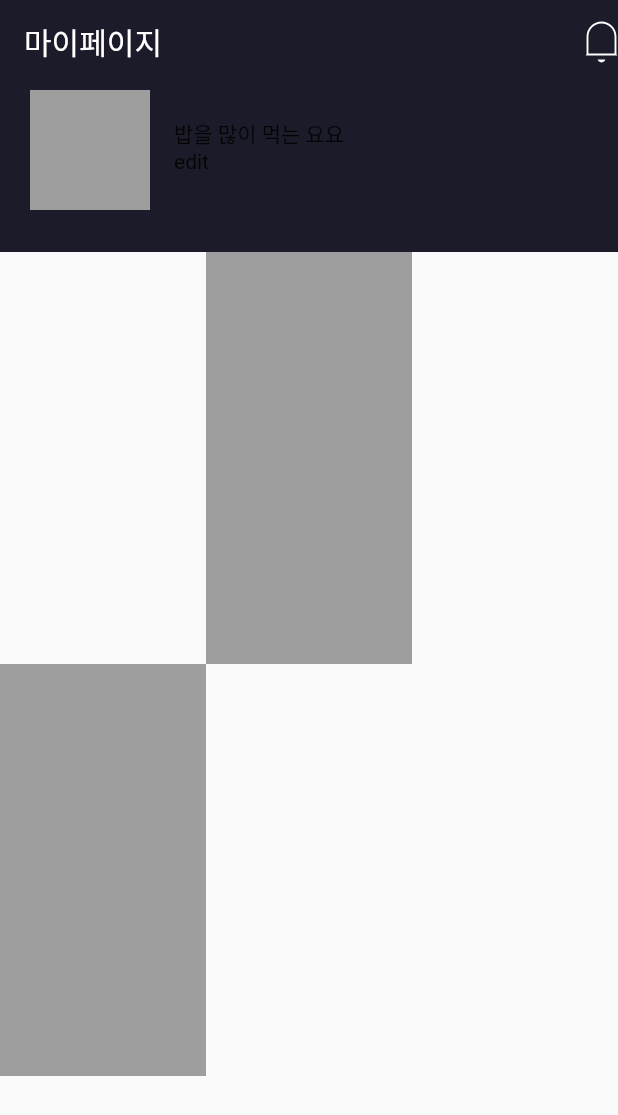
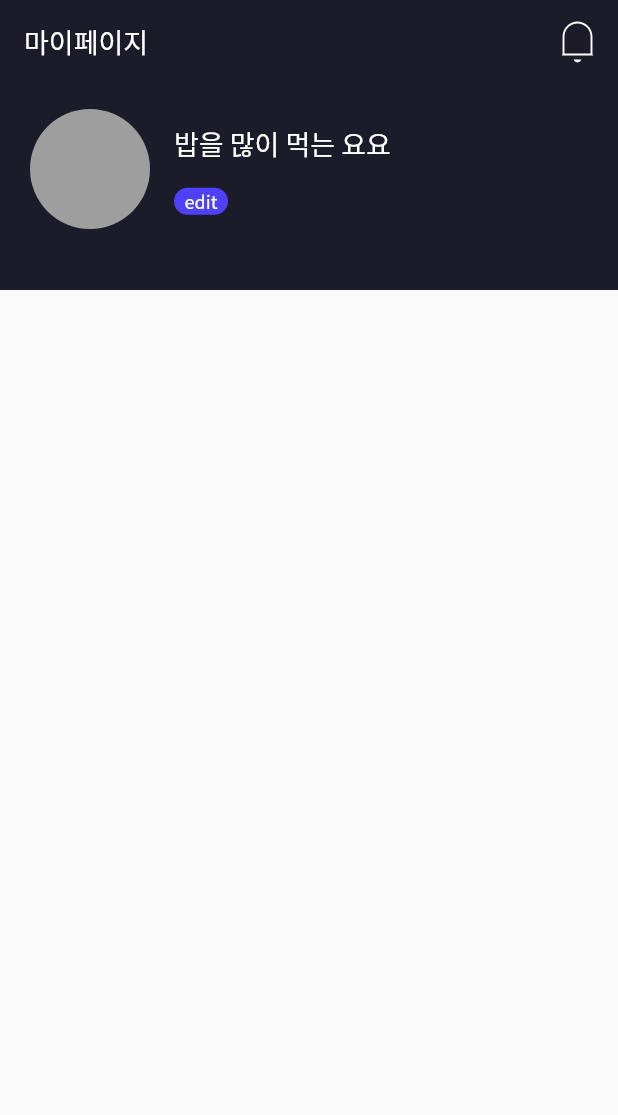
Before and after one commit to sirasatarato/hipet-flutter, a Flutter app: the MyProfilePage screen opened directly, on a phone screen of 412 x 824 dp. Shown: the top 1115 px of the screen. Run offline on Flutter 3.47's test engine with Material 2 defaults, Android fonts, the phone set to English and light mode, and no system bars; our stand-ins replace dio, firebase_auth, firebase_core, flutter_svg, fluttericon, get and 3 more; missing offline and left inert: flutter_facebook_auth; accounts and stored records are empty.

Commit message:
Refactor profile page

```diff
--- a/hipet/lib/src/pages/content/my_profile_page.dart
+++ b/hipet/lib/src/pages/content/my_profile_page.dart
@@ -1,60 +1,94 @@
 import 'package:flutter/material.dart';
 import 'package:flutter_svg/flutter_svg.dart';
 import 'package:get/get.dart';
+import 'package:hipet/src/widgets/circular_image_view.dart';
 
 class MyProfilePage extends StatelessWidget {
   @override
   Widget build(BuildContext context) {
     return Scaffold(
-      appBar: AppBar(
+      appBar: buildAppBar(),
+      body: NestedScrollView(
+        headerSliverBuilder: (_, __) => [buildHeader()],
+        body: GridView.count(
+          childAspectRatio: 3 / 5,
+          crossAxisCount: 3,
+          children: [],
+        ),
+      ),
+    );
+  }
+
+  AppBar buildAppBar() {
+    return AppBar(
       automaticallyImplyLeading: false,
       elevation: 0,
-        title: Text('마이페이지'),
-        actions: [SvgPicture.asset('assets/icon/svg/bell.svg')],
+      title: Text(
+        '마이페이지',
+        style: Get.textTheme.headline1!.copyWith(color: Colors.white),
       ),
-      body: NestedScrollView(
-        headerSliverBuilder: (BuildContext context, bool innerBoxIsScrolled) {
-          return <Widget>[
-            SliverAppBar(
-              expandedHeight: 112,
+      actions: [
+        Padding(
+          padding: const EdgeInsets.only(right: 16),
+          child: SvgPicture.asset('assets/icon/svg/bell.svg'),
+        )
+      ],
+    );
+  }
+
+  SliverAppBar buildHeader() {
+    return SliverAppBar(
+      expandedHeight: Get.height / 6,
       automaticallyImplyLeading: false,
       flexibleSpace: Padding(
         padding: const EdgeInsets.fromLTRB(20, 0, 16, 24),
         child: Row(
           children: [
-                    Container(
-                      width: 80,
-                      height: 80,
-                      color: Colors.grey,
-                    ),
+            CircularImageView(''),
             SizedBox(width: 16),
             Column(
+              crossAxisAlignment: CrossAxisAlignment.start,
               mainAxisAlignment: MainAxisAlignment.center,
-                      crossAxisAlignment: CrossAxisAlignment.start,
               children: [
-                        Spacer(),
-                        Text('밥을 많이 먹는 요요'),
-                        Expanded(child: Text('edit')),
-                        Spacer(),
-                      ],
-                    )
+                buildUserName(),
+                SizedBox(height: 16),
+                buildEditButton(),
               ],
             ),
-              ),
-            ),
-          ];
-        },
-        body: GridView.count(
-          childAspectRatio: Get.width / Get.height,
-          crossAxisCount: 3,
-          children: [
-            Container(),
-            Container(color: Colors.grey),
-            Container(),
-            Container(color: Colors.grey),
           ],
         ),
       ),
     );
   }
+
+  Flexible buildUserName() {
+    return Flexible(
+      child: Text(
+        '밥을 많이 먹는 요요',
+        style: Get.textTheme.headline1!.copyWith(color: Colors.white),
+      ),
+    );
   }
+
+  Flexible buildEditButton() {
+    return Flexible(
+      child: GestureDetector(
+        onTap: () {},
+        child: Container(
+          width: 36,
+          height: 18,
+          decoration: BoxDecoration(
+            color: Get.theme.accentColor,
+            borderRadius: BorderRadius.circular(30),
+          ),
+          child: Center(
+            child: Text(
+              'edit',
+              style: Get.textTheme.caption!.copyWith(color: Colors.white),
+            ),
+          ),
+        ),
+      ),
+    );
+  }
+}
--- /dev/null
+++ b/hipet/lib/src/widgets/circular_image_view.dart
@@ -0,0 +1,20 @@
+import 'package:flutter/material.dart';
+
+class CircularImageView extends StatelessWidget {
+  final String imageUrl;
+
+  const CircularImageView(this.imageUrl);
+
+  @override
+  Widget build(BuildContext context) {
+    return Container(
+      width: 80,
+      height: 80,
+      decoration: BoxDecoration(
+        borderRadius: BorderRadius.circular(60),
+        color: Colors.grey,
+        image: imageUrl.isNotEmpty ? DecorationImage(fit: BoxFit.cover, image: NetworkImage(imageUrl)) : null,
+      ),
+    );
+  }
+}
```
Lines whose indentation alone changed are shown as unchanged.
